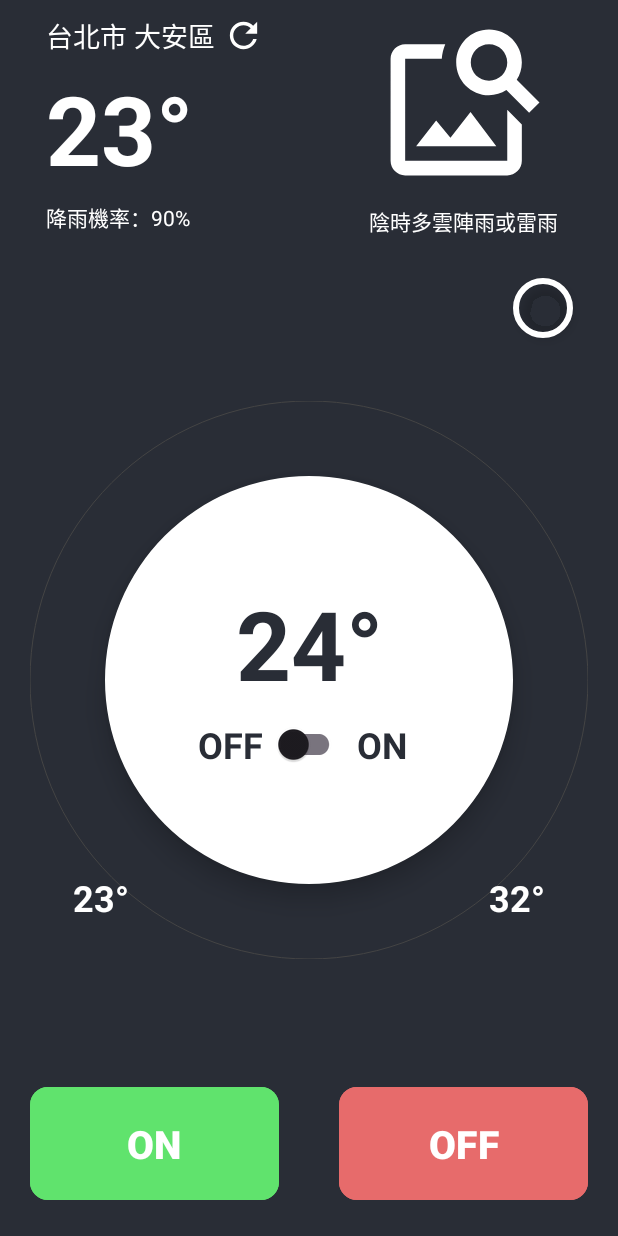
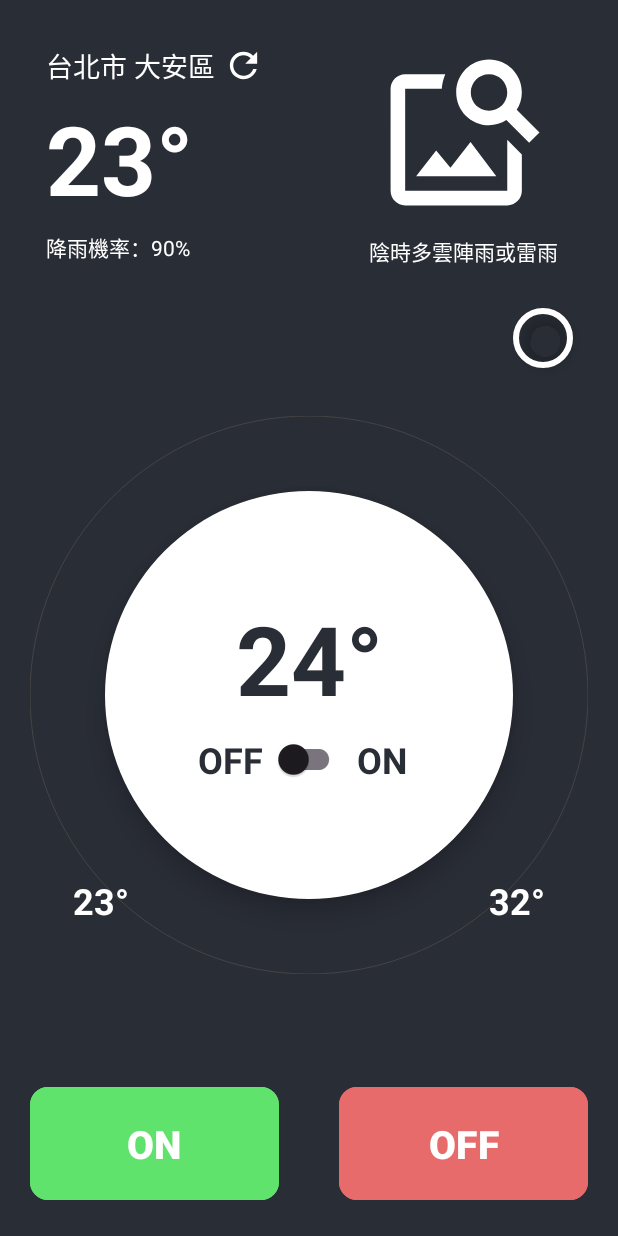
Before and after one commit to DDPlay123/Air-Conditioning-App, an Android app: the layout fragment_main.xml on its own in the app's theme, with its tools: preview values and no code run, on a phone screen of 412 x 824 dp. Run offline under Robolectric (Android 15) with nearby library versions, the light colour scheme and no system bars.

Commit message:
feat: adjust code

```diff
--- a/app/src/main/java/com/side/project/air/ui/fragment/MainFragment.kt
+++ b/app/src/main/java/com/side/project/air/ui/fragment/MainFragment.kt
@@ -36,13 +36,13 @@ class MainFragment : BaseFragment<FragmentMainBinding>(R.layout.fragment_main) {
         binding.apply {
             sbAutoModeTemp.setOnSeekBarChangeListener(object : CircularSeekBar.OnCircularSeekBarChangeListener {
                 override fun onProgressChanged(circularSeekBar: CircularSeekBar?, progress: Float, fromUser: Boolean) {
-                    val temp = (progress / 100) * (Contracts.MAX_TEMPERATURE - Contracts.MIN_TEMPERATURE) + Contracts.MIN_TEMPERATURE
+                    val temp = (progress / 100) * (Contracts.MAX_AUTO_MODE_TEMPERATURE - Contracts.MIN_AUTO_MODE_TEMPERATURE) + Contracts.MIN_AUTO_MODE_TEMPERATURE
                     tvAutoModeTemp.text = String.format(getString(R.string.text_temp), temp.roundToInt())
                 }
 
                 override fun onStopTrackingTouch(seekBar: CircularSeekBar?) {
                     val progress = seekBar?.progress ?: 0f
-                    val temp = (progress / 100) * (Contracts.MAX_TEMPERATURE - Contracts.MIN_TEMPERATURE) + Contracts.MIN_TEMPERATURE
+                    val temp = (progress / 100) * (Contracts.MAX_AUTO_MODE_TEMPERATURE - Contracts.MIN_AUTO_MODE_TEMPERATURE) + Contracts.MIN_AUTO_MODE_TEMPERATURE
                     tvAutoModeTemp.text = String.format(getString(R.string.text_temp), temp.roundToInt())
                     vm.publishMQTT(Contracts.SET_TEMPERATURE_TOPIC, temp.roundToInt().toString(), true)
                 }
--- a/app/src/main/java/com/side/project/air/utils/Contracts.kt
+++ b/app/src/main/java/com/side/project/air/utils/Contracts.kt
@@ -5,8 +5,10 @@ object Contracts {
      * Variable
      */
     const val PERMISSION_CODE = 0
-    const val MAX_TEMPERATURE = 32
-    const val MIN_TEMPERATURE = 23
+    const val MAX_AUTO_MODE_TEMPERATURE = 32
+    const val MIN_AUTO_MODE_TEMPERATURE = 23
+    const val MAX_TEMPERATURE = 30
+    const val MIN_TEMPERATURE = 20
     const val MAX_HUMIDITY = 100
     const val MIN_HUMIDITY = 0
 
--- a/app/src/main/res/layout/fragment_main.xml
+++ b/app/src/main/res/layout/fragment_main.xml
@@ -17,6 +17,7 @@
         android:layout_width="match_parent"
         android:layout_height="match_parent"
         android:background="@color/primary"
+        android:paddingTop="20dp"
         tools:context=".ui.fragment.MainFragment">
 
         <androidx.constraintlayout.widget.Guideline
@@ -25,18 +26,6 @@
             android:layout_height="wrap_content"
             android:orientation="vertical"
             app:layout_constraintGuide_percent=".5" />
-
-        <com.google.android.material.progressindicator.LinearProgressIndicator
-            android:id="@+id/pbLoading"
-            android:layout_width="match_parent"
-            android:layout_height="wrap_content"
-            android:indeterminate="true"
-            android:visibility="@{viewModel.isLoading ? View.VISIBLE : View.GONE, default=gone}"
-            app:layout_anchorGravity="bottom"
-            app:layout_constraintEnd_toEndOf="parent"
-            app:layout_constraintStart_toStartOf="parent"
-            app:layout_constraintTop_toTopOf="parent"
-            tools:visibility="gone" />
 
         <com.google.android.material.textview.MaterialTextView
             android:id="@+id/tvRegion"
@@ -49,7 +38,7 @@
             app:layout_constraintEnd_toStartOf="@+id/imgRefresh"
             app:layout_constraintHorizontal_chainStyle="packed"
             app:layout_constraintStart_toStartOf="parent"
-            app:layout_constraintTop_toBottomOf="@+id/pbLoading"
+            app:layout_constraintTop_toTopOf="parent"
             tools:text="台北市 大安區" />
 
         <com.google.android.material.imageview.ShapeableImageView
@@ -124,7 +113,7 @@
             app:layout_constraintBottom_toTopOf="@+id/tvState"
             app:layout_constraintEnd_toEndOf="parent"
             app:layout_constraintStart_toStartOf="@id/guidelineDivider"
-            app:layout_constraintTop_toBottomOf="@+id/pbLoading" />
+            app:layout_constraintTop_toTopOf="parent" />
 
         <androidx.constraintlayout.widget.ConstraintLayout
             android:id="@+id/clControl"
@@ -455,7 +444,7 @@
                     android:layout_width="0dp"
                     android:layout_height="0dp"
                     android:layout_gravity="center"
-                    android:convertTemperature="@{viewModel.autoModeTemperature}"
+                    android:convertTemperatureThreshold="@{viewModel.autoModeTemperature}"
                     app:cs_circle_color="@color/white_59FFFFF"
                     app:cs_circle_progress_color="@color/white"
                     app:cs_circle_stroke_width="8dp"
@@ -499,8 +488,8 @@
                     android:checked="@{viewModel.isOpenAutoMode}"
                     android:clickable="true"
                     android:focusable="true"
+                    android:onClick="@{() -> viewModel.toggleAutoMode()}"
                     android:translationZ="10dp"
-                    android:onClick="@{() -> viewModel.toggleAutoMode()}"
                     app:layout_constraintBottom_toBottomOf="@+id/imgAutoMode"
                     app:layout_constraintEnd_toEndOf="@+id/imgAutoMode"
                     app:layout_constraintStart_toStartOf="@+id/imgAutoMode"
@@ -543,7 +532,7 @@
                     android:id="@+id/tvAutoMaxTemp"
                     android:layout_width="wrap_content"
                     android:layout_height="wrap_content"
-                    android:text="@string/text_max_temp"
+                    android:text="@string/text_max_auto_mode_temp"
                     android:textColor="@color/white"
                     android:textSize="24sp"
                     android:textStyle="bold"
@@ -559,7 +548,7 @@
                     android:id="@+id/tvAutoMinTemp"
                     android:layout_width="wrap_content"
                     android:layout_height="wrap_content"
-                    android:text="@string/text_min_temp"
+                    android:text="@string/text_min_auto_mode_temp"
                     android:textColor="@color/white"
                     android:textSize="24sp"
                     android:textStyle="bold"
--- a/app/src/main/res/values/strings.xml
+++ b/app/src/main/res/values/strings.xml
@@ -7,8 +7,11 @@
     <string name="text_off">OFF</string>
     <string name="text_auto_mode">Auto Mode</string>
 
-    <string name="text_max_temp">32°</string>
-    <string name="text_min_temp">23°</string>
+    <string name="text_max_auto_mode_temp">32°</string>
+    <string name="text_min_auto_mode_temp">23°</string>
+
+    <string name="text_max_temp">30°</string>
+    <string name="text_min_temp">20°</string>
 
     <string name="text_max_humid">100%</string>
     <string name="text_min_humid">0%</string>
```
Also changed, not shown: app/src/main/java/com/side/project/air/utils/BindingAdapter.kt (+17 -0 lines).
